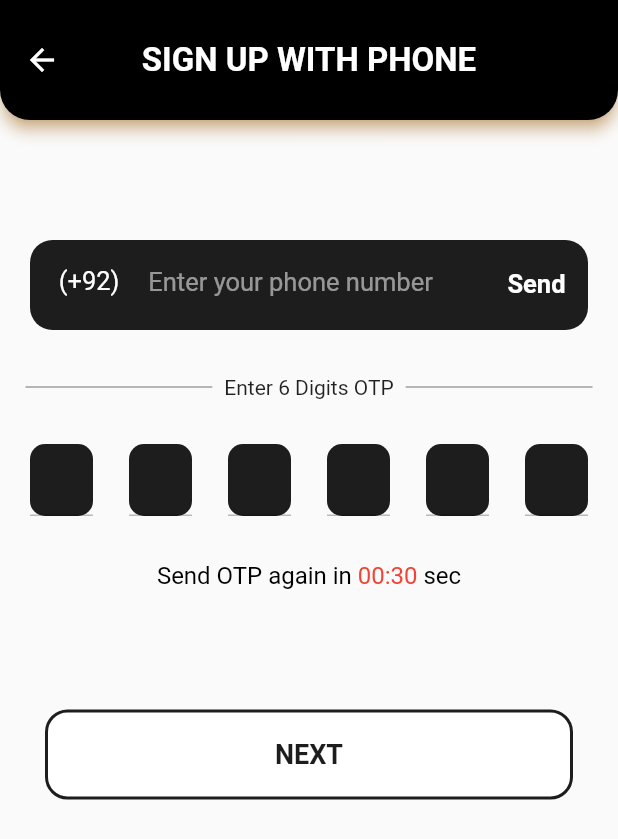
After one commit to MHuzaifaKhan97/Flutter-with-Firebase, a Flutter app: the screen it shows after launch, after a tap on "Continue with Phone", on a phone screen of 412 x 824 dp. The commit adds this screen. Shown: the top 839 px of the screen. Run offline on Flutter 3.47's test engine with Material 2 defaults, Android fonts, the phone set to English and light mode, and no system bars; drawn by our look-alikes of otp_text_field; our stand-ins replace firebase_auth, firebase_core, flutter_secure_storage, flutter_svg, google_sign_in; missing offline and left inert: firebase_auth_web, firebase_core_web, google_sign_in_web; accounts and stored records are empty.

Commit message:
Sign In With Phone Screen UI

```diff
--- /dev/null
+++ b/notes_app/lib/screens/phone_auth_screen.dart
@@ -0,0 +1,197 @@
+import 'dart:async';
+
+import 'package:flutter/material.dart';
+import 'package:otp_text_field/otp_text_field.dart';
+import 'package:otp_text_field/style.dart';
+import 'package:flutter/services.dart';
+
+class PhoneAuthScreen extends StatefulWidget {
+  @override
+  _PhoneAuthScreenState createState() => _PhoneAuthScreenState();
+}
+
+class _PhoneAuthScreenState extends State<PhoneAuthScreen> {
+  int start = 30;
+  bool wait = false;
+  String buttonName = "Send";
+  @override
+  Widget build(BuildContext context) {
+    return Scaffold(
+      appBar: AppBar(
+        backgroundColor: Colors.black,
+        title: Text(
+          'Sign Up With Phone'.toUpperCase(),
+          style: TextStyle(fontSize: 22, fontWeight: FontWeight.bold),
+        ),
+        centerTitle: true,
+        toolbarHeight: 80,
+        shadowColor: Colors.orangeAccent,
+        shape: RoundedRectangleBorder(
+          borderRadius: BorderRadius.vertical(
+            bottom: Radius.circular(20),
+          ),
+        ),
+      ),
+      body: Container(
+        height: MediaQuery.of(context).size.height,
+        width: MediaQuery.of(context).size.width,
+        child: SingleChildScrollView(
+          child: Column(
+            children: [
+              SizedBox(height: 80),
+              textField(),
+              SizedBox(height: 30),
+              Container(
+                width: MediaQuery.of(context).size.width - 34,
+                child: Row(
+                  children: [
+                    Expanded(
+                      child: Container(
+                        height: 1,
+                        color: Colors.grey,
+                      ),
+                    ),
+                    Padding(
+                        padding: EdgeInsets.symmetric(horizontal: 8),
+                        child: Text('Enter 6 Digits OTP')),
+                    Expanded(
+                      child: Container(
+                        height: 1,
+                        color: Colors.grey,
+                      ),
+                    ),
+                  ],
+                ),
+              ),
+              SizedBox(height: 30),
+              otpField(),
+              SizedBox(height: 30),
+              RichText(
+                  text: TextSpan(children: [
+                TextSpan(
+                  text: "Send OTP again in",
+                  style: TextStyle(fontSize: 16, color: Colors.black),
+                ),
+                TextSpan(
+                  text: " 00:$start",
+                  style: TextStyle(fontSize: 16, color: Colors.red),
+                ),
+                TextSpan(
+                  text: " sec",
+                  style: TextStyle(fontSize: 16, color: Colors.black),
+                ),
+              ])),
+              SizedBox(height: 80),
+              InkWell(
+                onTap: () {},
+                child: Container(
+                  height: 60,
+                  width: MediaQuery.of(context).size.width - 60,
+                  decoration: BoxDecoration(
+                      color: Colors.white,
+                      borderRadius: BorderRadius.circular(15),
+                      border: Border.all(width: 2, color: Color(0xff1d1d1d))),
+                  child: Center(
+                    child: Text(
+                      "Next".toUpperCase(),
+                      style: TextStyle(
+                        color: Color(0xff1d1d1d),
+                        fontWeight: FontWeight.bold,
+                        fontSize: 18,
+                      ),
+                    ),
+                  ),
+                ),
+              )
+            ],
+          ),
+        ),
+      ),
+    );
+  }
+
+  void startTime() {
+    const onsec = Duration(seconds: 1);
+    Timer timer = Timer.periodic(onsec, (timer) {
+      if (start == 0) {
+        setState(() {
+          timer.cancel();
+          wait = false;
+        });
+      } else {
+        setState(() {
+          start--;
+        });
+      }
+    });
+  }
+
+  Widget otpField() {
+    return OTPTextField(
+      length: 6,
+      width: MediaQuery.of(context).size.width - 40,
+      fieldWidth: 42,
+      otpFieldStyle: OtpFieldStyle(
+        backgroundColor: Color(0xff1d1d1d),
+        borderColor: Colors.black,
+      ),
+      style: TextStyle(fontSize: 17, color: Colors.white),
+      fieldStyle: FieldStyle.underline,
+      onCompleted: (pin) {
+        print("Completed: " + pin);
+      },
+    );
+  }
+
+  Widget textField() {
+    return Container(
+      alignment: Alignment.center,
+      width: MediaQuery.of(context).size.width - 40,
+      height: 60,
+      decoration: BoxDecoration(
+        color: Color(0xff1d1d1d),
+        borderRadius: BorderRadius.circular(15),
+      ),
+      child: Center(
+        child: TextFormField(
+          keyboardType: TextInputType.number,
+          style: TextStyle(color: Colors.white),
+          decoration: InputDecoration(
+            border: InputBorder.none,
+            hintText: "Enter your phone number",
+            hintStyle: TextStyle(color: Colors.white54, fontSize: 17),
+            prefixIcon: Padding(
+              padding: EdgeInsets.symmetric(vertical: 11, horizontal: 15),
+              child: Text(
+                " (+92) ",
+                style: TextStyle(color: Colors.white, fontSize: 17),
+              ),
+            ),
+            suffixIcon: InkWell(
+              onTap: wait
+                  ? null
+                  : () {
+                      startTime();
+                      setState(() {
+                        start = 30;
+                        wait = true;
+                        buttonName = "Resend";
+                      });
+                    },
+              child: Padding(
+                padding: EdgeInsets.symmetric(vertical: 13, horizontal: 15),
+                child: Text(
+                  buttonName,
+                  style: TextStyle(
+                      color: wait ? Colors.grey : Colors.white,
+                      fontSize: 17,
+                      fontWeight: FontWeight.bold),
+                ),
+              ),
+            ),
+          ),
+        ),
+      ),
+    );
+  }
+}
--- a/notes_app/lib/screens/signin_screen.dart
+++ b/notes_app/lib/screens/signin_screen.dart
@@ -3,6 +3,7 @@ import 'package:flutter/material.dart';
 import 'package:flutter_svg/flutter_svg.dart';
 import 'package:firebase_auth/firebase_auth.dart' as firebase_auth;
 import 'package:notes_app/screens/home_screen.dart';
+import 'package:notes_app/screens/phone_auth_screen.dart';
 import 'package:notes_app/screens/signup_screen.dart';
 import 'package:notes_app/services/auth_service.dart';
 
@@ -51,13 +52,14 @@ class _SignInScreenState extends State<SignInScreen> {
                 });
               }),
               SizedBox(height: 15),
-              buttonWidget(
-                context,
-                path: 'assets/phone.svg',
-                name: 'Continue with Phone',
-                size: 30,
-                invert: true,
-              ),
+              buttonWidget(context,
+                  path: 'assets/phone.svg',
+                  name: 'Continue with Phone',
+                  size: 30,
+                  invert: true, onTap: () {
+                Navigator.push(context,
+                    MaterialPageRoute(builder: (builder) => PhoneAuthScreen()));
+              }),
               SizedBox(height: 15),
               Text(
                 'OR',
--- a/notes_app/lib/screens/signup_screen.dart
+++ b/notes_app/lib/screens/signup_screen.dart
@@ -3,6 +3,7 @@ import 'package:flutter/material.dart';
 import 'package:flutter_svg/flutter_svg.dart';
 import 'package:firebase_auth/firebase_auth.dart' as firebase_auth;
 import 'package:notes_app/screens/home_screen.dart';
+import 'package:notes_app/screens/phone_auth_screen.dart';
 import 'package:notes_app/screens/signin_screen.dart';
 import 'package:notes_app/services/auth_service.dart';
 
@@ -47,13 +48,14 @@ class _SignUpScreenState extends State<SignUpScreen> {
                 await _authClass.googleSignIn(context);
               }),
               SizedBox(height: 15),
-              buttonWidget(
-                context,
-                path: 'assets/phone.svg',
-                name: 'Continue with Phone',
-                size: 30,
-                invert: true,
-              ),
+              buttonWidget(context,
+                  path: 'assets/phone.svg',
+                  name: 'Continue with Phone',
+                  size: 30,
+                  invert: true, onTap: () {
+                Navigator.push(context,
+                    MaterialPageRoute(builder: (builder) => PhoneAuthScreen()));
+              }),
               SizedBox(height: 15),
               Text(
                 'OR',
```
